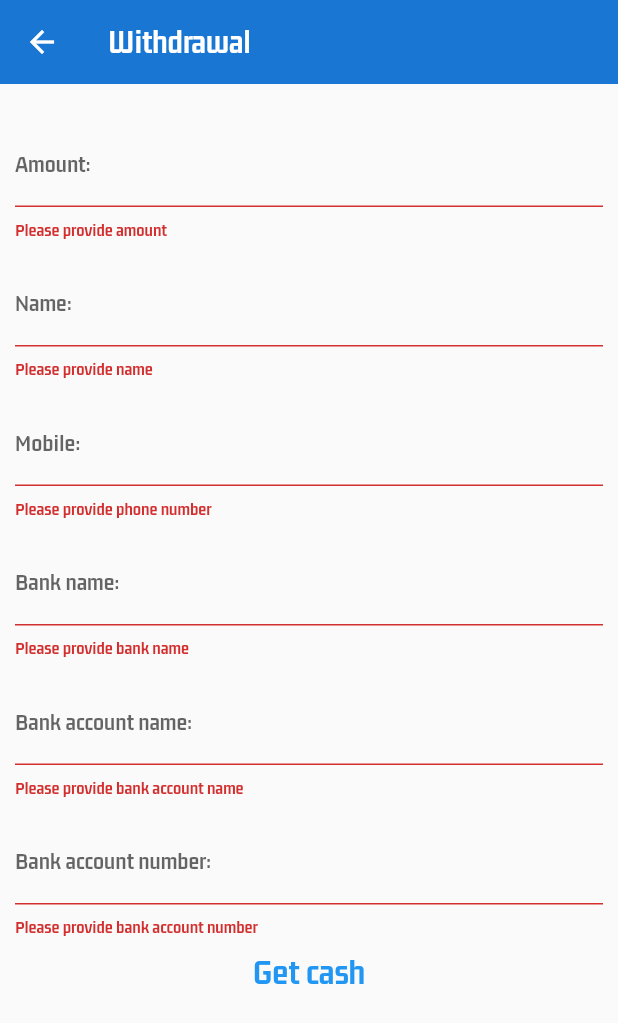
After one commit to Franki124/multi_store, a Flutter app: the WithdrawalScreen screen opened directly, after a tap on "Get cash", on a phone screen of 412 x 824 dp. The commit adds this screen. Shown: the top 1023 px of the screen. Run offline on Flutter 3.47's test engine with Material 2 defaults, Android fonts, the phone set to English and light mode, and no system bars; our stand-ins replace cached_network_image, cloud_firestore, firebase_auth, firebase_core, firebase_storage, flutter_easyloading and 5 more; missing offline and left inert: country_state_city_picker, flutterfire_ui; accounts and stored records are empty; network calls fail.

Commit message:
Added withdrawal screen for vendors

```diff
--- a/lib/vendor/views/screens/earnings_screen.dart
+++ b/lib/vendor/views/screens/earnings_screen.dart
@@ -1,6 +1,7 @@
 import 'package:cloud_firestore/cloud_firestore.dart';
 import 'package:firebase_auth/firebase_auth.dart';
 import 'package:flutter/material.dart';
+import 'package:multi_store/vendor/views/screens/vendor_inner_screens/withdrawal_screen.dart';
 
 class EarningsScreen extends StatelessWidget {
   const EarningsScreen({Key? key}) : super(key: key);
@@ -145,6 +146,31 @@ class EarningsScreen extends StatelessWidget {
                             ],
                           ),
                         ),
+                        InkWell(
+                          onTap: ()  {
+                            Navigator.push(context, MaterialPageRoute(builder: (context) {
+                              return WithdrawalScreen();
+                            }));
+                          },
+                          child: Container(
+                            height: 40,
+                            width: MediaQuery.of(context).size.width - 40,
+                            decoration: BoxDecoration(
+                              color: Colors.blue.shade900,
+                              borderRadius: BorderRadius.circular(10),
+                            ),
+                            child: Center(
+                              child: Text(
+                                'Withdraw funds',
+                                style: TextStyle(
+                                  color: Colors.white,
+                                  fontSize: 20,
+                                  fontWeight: FontWeight.bold,
+                                ),
+                              ),
+                            ),
+                          ),
+                        ),
                       ],
                     ),
                   ),
--- /dev/null
+++ b/lib/vendor/views/screens/vendor_inner_screens/withdrawal_screen.dart
@@ -0,0 +1,190 @@
+import 'package:cloud_firestore/cloud_firestore.dart';
+import 'package:flutter/material.dart';
+import 'package:flutter_easyloading/flutter_easyloading.dart';
+import 'package:multi_store/vendor/views/screens/earnings_screen.dart';
+import 'package:uuid/uuid.dart';
+
+class WithdrawalScreen extends StatefulWidget {
+  @override
+  State<WithdrawalScreen> createState() => _WithdrawalScreenState();
+}
+
+class _WithdrawalScreenState extends State<WithdrawalScreen> {
+  late String amount;
+
+  late String name;
+
+  late String mobile;
+
+  late String bankName;
+
+  late String bankAccountName;
+
+  late String bankAccountNumber;
+
+  final FirebaseFirestore _firestore = FirebaseFirestore.instance;
+
+  final GlobalKey<FormState> _formKey = GlobalKey<FormState>();
+
+  @override
+  Widget build(BuildContext context) {
+    return Scaffold(
+      appBar: AppBar(
+        backgroundColor: Colors.blue.shade700,
+        elevation: 0,
+        title: Text(
+          'Withdrawal',
+          style: TextStyle(
+            color: Colors.white,
+            fontSize: 22,
+            fontWeight: FontWeight.bold,
+          ),
+        ),
+      ),
+      body: Padding(
+        padding: const EdgeInsets.all(10.0),
+        child: SingleChildScrollView(
+          child: Form(
+            key: _formKey,
+            child: Column(
+              children: [
+                SizedBox(height: 15),
+                TextFormField(
+                  validator: (value) {
+                    if (value!.isEmpty) {
+                      return 'Please provide amount';
+                    } else {
+                      return null;
+                    }
+                  },
+                  onChanged: (value) {
+                    amount = value;
+                  },
+                  keyboardType: TextInputType.number,
+                  decoration: InputDecoration(
+                    labelText: 'Amount:',
+                  ),
+                ),
+                SizedBox(height: 15),
+                TextFormField(
+                  validator: (value) {
+                    if (value!.isEmpty) {
+                      return 'Please provide name';
+                    } else {
+                      return null;
+                    }
+                  },
+                  onChanged: (value) {
+                    name = value;
+                  },
+                  keyboardType: TextInputType.text,
+                  decoration: InputDecoration(
+                    labelText: 'Name:',
+                  ),
+                ),
+                SizedBox(height: 15),
+                TextFormField(
+                  validator: (value) {
+                    if (value!.isEmpty) {
+                      return 'Please provide phone number';
+                    } else {
+                      return null;
+                    }
+                  },
+                  onChanged: (value) {
+                    mobile = value;
+                  },
+                  keyboardType: TextInputType.number,
+                  decoration: InputDecoration(
+                    labelText: 'Mobile:',
+                  ),
+                ),
+                SizedBox(height: 15),
+                TextFormField(
+                  validator: (value) {
+                    if (value!.isEmpty) {
+                      return 'Please provide bank name';
+                    } else {
+                      return null;
+                    }
+                  },
+                  onChanged: (value) {
+                    bankName = value;
+                  },
+                  keyboardType: TextInputType.text,
+                  decoration: InputDecoration(
+                    labelText: 'Bank name:',
+                  ),
+                ),
+                SizedBox(height: 15),
+                TextFormField(
+                  validator: (value) {
+                    if (value!.isEmpty) {
+                      return 'Please provide bank account name';
+                    } else {
+                      return null;
+                    }
+                  },
+                  onChanged: (value) {
+                    bankAccountName = value;
+                  },
+                  keyboardType: TextInputType.text,
+                  decoration: InputDecoration(
+                    labelText: 'Bank account name:',
+                  ),
+                ),
+                SizedBox(height: 15),
+                TextFormField(
+                  validator: (value) {
+                    if (value!.isEmpty) {
+                      return 'Please provide bank account number';
+                    } else {
+                      return null;
+                    }
+                  },
+                  onChanged: (value) {
+                    bankAccountNumber = value;
+                  },
+                  keyboardType: TextInputType.text,
+                  decoration: InputDecoration(
+                    labelText: 'Bank account number:',
+                  ),
+                ),
+                TextButton(
+                  onPressed: () async {
+                    final withdrawId = Uuid().v4();
+                    if (_formKey.currentState!.validate()) {
+                      EasyLoading.show(status: 'Withdrawing...');
+                      await _firestore
+                          .collection('withdraws')
+                          .doc(withdrawId)
+                          .set({
+                        'amount': amount,
+                        'name': name,
+                        'mobile': mobile,
+                        'bankName': bankName,
+                        'bankAccountName': bankAccountName,
+                        'bankAccountNumber': bankAccountNumber,
+                      }).whenComplete(() {
+                        EasyLoading.dismiss();
+                        Navigator.push(context, MaterialPageRoute(builder: (context) {
+                          return EarningsScreen();
+                        }));
+                      });
+                    }
+                  },
+                  child: Text(
+                    'Get cash',
+                    style: TextStyle(
+                      fontSize: 24,
+                    ),
+                  ),
+                ),
+              ],
+            ),
+          ),
+        ),
+      ),
+    );
+  }
+}
```
